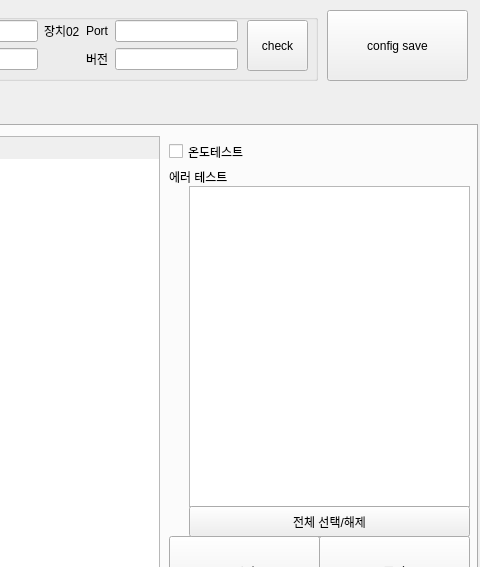
Above: src/BCT_UI.ui from ComMslee/BCT before the change; both pictures show x 353 to 833 and y 0 to 567 of the 833 by 728 pixel window. Below: the same form after it.
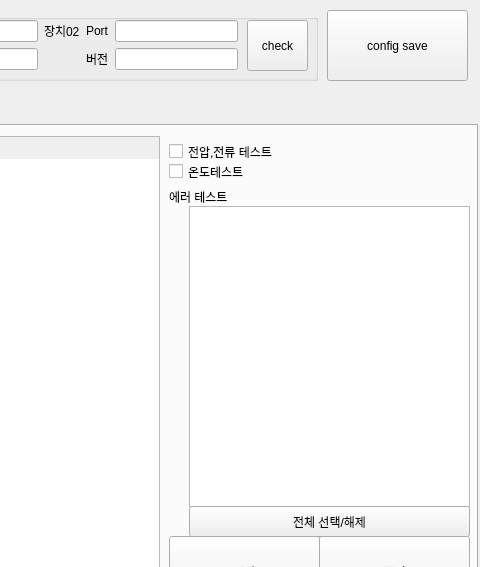
That is the form after the change. The open tabs and pages were chosen to show the change.

The edit to the form file:
```diff
--- a/src/BCT_UI.ui
+++ b/src/BCT_UI.ui
@@ -896,9 +896,9 @@
      <property name="geometry">
       <rect>
        <x>540</x>
-       <y>60</y>
+       <y>80</y>
        <width>281</width>
-       <height>321</height>
+       <height>301</height>
       </rect>
      </property>
     </widget>
@@ -921,24 +921,24 @@
       <string>전체 선택/해제</string>
      </property>
     </widget>
-    <widget class="QCheckBox" name="factory_temp">
+    <widget class="QCheckBox" name="factory_electricity">
      <property name="geometry">
       <rect>
        <x>520</x>
        <y>10</y>
-       <width>88</width>
+       <width>111</width>
        <height>31</height>
       </rect>
      </property>
      <property name="text">
-      <string>온도테스트</string>
+      <string>전압,전류 테스트</string>
      </property>
     </widget>
     <widget class="QLabel" name="label_22">
      <property name="geometry">
       <rect>
        <x>520</x>
-       <y>40</y>
+       <y>60</y>
        <width>79</width>
        <height>21</height>
       </rect>
@@ -966,6 +966,19 @@
       <string/>
      </property>
     </widget>
+    <widget class="QCheckBox" name="factory_temp">
+     <property name="geometry">
+      <rect>
+       <x>520</x>
+       <y>30</y>
+       <width>88</width>
+       <height>31</height>
+      </rect>
+     </property>
+     <property name="text">
+      <string>온도테스트</string>
+     </property>
+    </widget>
    </widget>
    <widget class="QWidget" name="tbSerial">
     <attribute name="title">
```
Left out of the diff: 2 changed lines with no effect on the pictures.
